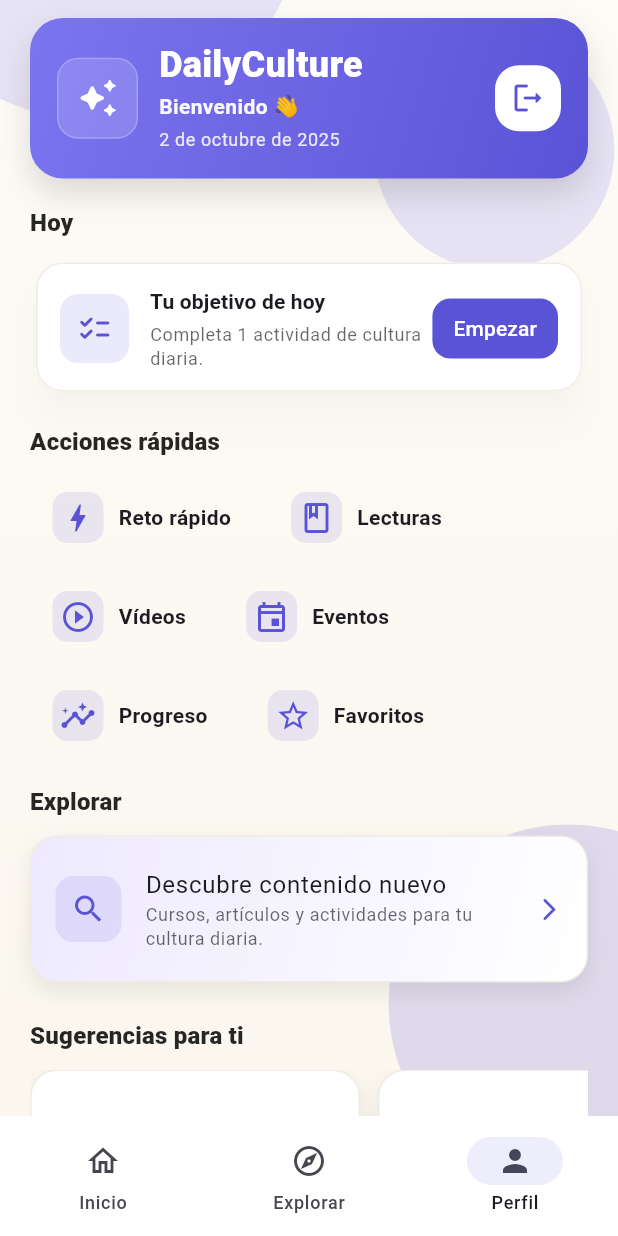
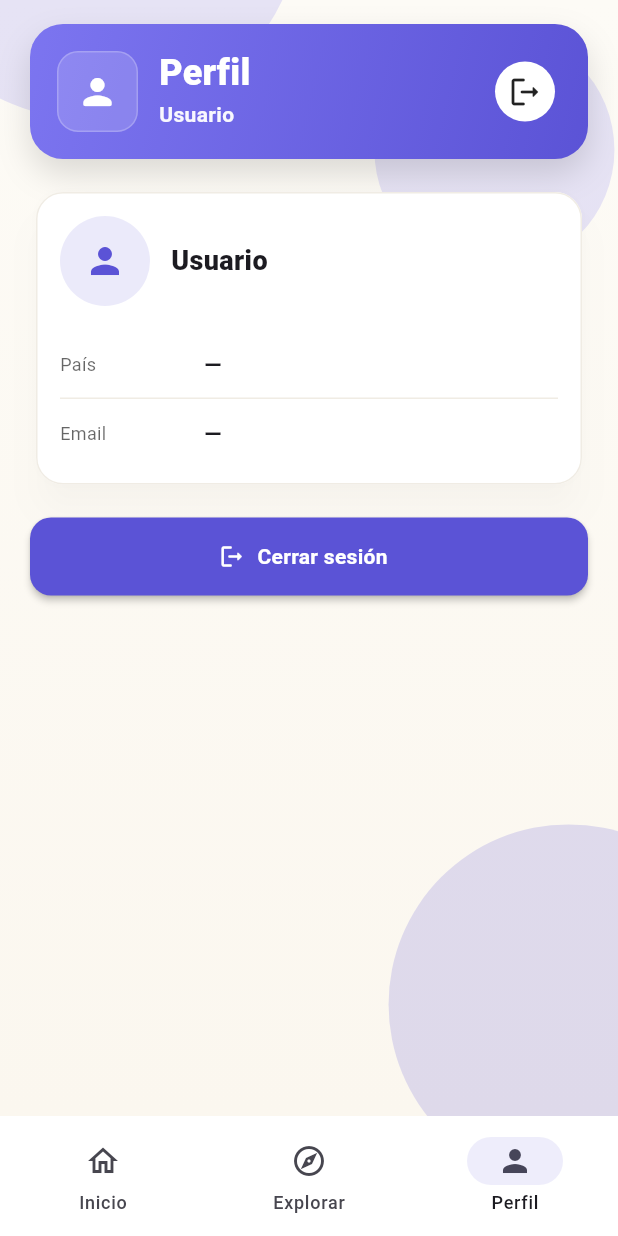
Before and after one commit to tjqqaa/DailyCulture, a Flutter app: the HomeView screen opened directly, item 3 of the bottom bar chosen, on a phone screen of 412 x 824 dp. Run offline on Flutter 3.47's test engine with Material 3 defaults, Android fonts, the phone set to English and light mode, and no system bars; our stand-ins replace flutter_secure_storage; accounts and stored records are empty; network calls fail.

Commit message:
profile view created

```diff
--- a/frontend/DailyCulture/lib/views/view_home.dart
+++ b/frontend/DailyCulture/lib/views/view_home.dart
@@ -1,11 +1,16 @@
+// lib/views/view_home.dart
 import 'package:flutter/material.dart';
+import 'package:flutter_secure_storage/flutter_secure_storage.dart';
 import 'dart:math' as math;
+
+import 'view_login.dart';     // para navegar al login al hacer logout
+import 'view_profile.dart';   // tab de Perfil
 
 class HomeView extends StatefulWidget {
   const HomeView({
     super.key,
     this.username,
-    this.onSignOut,
+    this.onSignOut, // (opcional, ya no lo usamos)
   });
 
   final String? username;
@@ -19,6 +24,9 @@ class _HomeViewState extends State<HomeView> with SingleTickerProviderStateMixin
   int _tab = 0;
   late final AnimationController _ac;
 
+  // storage local para borrar token y navegar
+  final _storage = const FlutterSecureStorage();
+
   @override
   void initState() {
     super.initState();
@@ -30,6 +38,16 @@ class _HomeViewState extends State<HomeView> with SingleTickerProviderStateMixin
   void dispose() {
     _ac.dispose();
     super.dispose();
+  }
+
+  // logout seguro usando ESTE context (no el de LoginView)
+  Future<void> _handleLogout() async {
+    await _storage.delete(key: 'access_token');
+    if (!mounted) return;
+    Navigator.of(context).pushAndRemoveUntil(
+      MaterialPageRoute(builder: (_) => const LoginView()),
+          (_) => false,
+    );
   }
 
   @override
@@ -46,71 +64,8 @@ class _HomeViewState extends State<HomeView> with SingleTickerProviderStateMixin
       backgroundColor: bg,
       body: Stack(
         children: [
-          // Fondo degradado con blobs suaves
           const _DecorBackground(),
-          SafeArea(
-            child: RefreshIndicator(
-              onRefresh: () async => Future<void>.delayed(const Duration(milliseconds: 600)),
-              color: primary,
-              child: CustomScrollView(
-                physics: const BouncingScrollPhysics(parent: AlwaysScrollableScrollPhysics()),
-                slivers: [
-                  SliverToBoxAdapter(
-                    child: Padding(
-                      padding: const EdgeInsets.fromLTRB(20, 12, 20, 8),
-                      child: ConstrainedBox(
-                        constraints: const BoxConstraints(maxWidth: 860),
-                        child: Column(
-                          crossAxisAlignment: CrossAxisAlignment.stretch,
-                          children: [
-                            // ---------- HEADER BONITO (sin logo de imagen repetido) ----------
-                            _HeaderFancy(
-                              title: 'DailyCulture',
-                              subtitle: hello,
-                              date: today,
-                              onAvatarTap: widget.onSignOut,
-                            ),
-                            const SizedBox(height: 18),
-
-                            // ---------- HOY ----------
-                            _SectionTitle(text: 'Hoy'),
-                            const SizedBox(height: 10),
-                            FadeTransition(
-                              opacity: CurvedAnimation(parent: _ac, curve: Curves.easeOutCubic),
-                              child: const _TodayCard(),
-                            ),
-
-                            const SizedBox(height: 18),
-
-                            // ---------- ACCIONES RÁPIDAS ----------
-                            _SectionTitle(text: 'Acciones rápidas'),
-                            const SizedBox(height: 10),
-                            const _ActionsWrap(), // chips responsivos
-
-                            const SizedBox(height: 18),
-
-                            // ---------- EXPLORAR ----------
-                            _SectionTitle(text: 'Explorar'),
-                            const SizedBox(height: 10),
-                            const _ExploreCard(),
-
-                            const SizedBox(height: 24),
-
-                            // ---------- SUGERENCIAS ----------
-                            _SectionTitle(text: 'Sugerencias para ti'),
-                            const SizedBox(height: 10),
-                            const _SuggestionsRow(),
-
-                            const SizedBox(height: 24),
-                          ],
-                        ),
-                      ),
-                    ),
-                  ),
-                ],
-              ),
-            ),
-          ),
+          SafeArea(child: _buildTabContent(primary, hello, today)),
         ],
       ),
       bottomNavigationBar: NavigationBar(
@@ -128,6 +83,80 @@ class _HomeViewState extends State<HomeView> with SingleTickerProviderStateMixin
     );
   }
 
+  Widget _buildTabContent(Color primary, String hello, String today) {
+    switch (_tab) {
+      case 0:
+        return RefreshIndicator(
+          onRefresh: () async => Future<void>.delayed(const Duration(milliseconds: 600)),
+          color: primary,
+          child: CustomScrollView(
+            physics: const BouncingScrollPhysics(parent: AlwaysScrollableScrollPhysics()),
+            slivers: [
+              SliverToBoxAdapter(
+                child: Padding(
+                  padding: const EdgeInsets.fromLTRB(20, 12, 20, 8),
+                  child: ConstrainedBox(
+                    constraints: const BoxConstraints(maxWidth: 860),
+                    child: Column(
+                      crossAxisAlignment: CrossAxisAlignment.stretch,
+                      children: [
+                        _HeaderFancy(
+                          title: 'DailyCulture',
+                          subtitle: hello,
+                          date: today,
+                          onAvatarTap: _handleLogout, // ahora llama al logout local
+                        ),
+                        const SizedBox(height: 18),
+                        const _SectionTitle(text: 'Hoy'),
+                        const SizedBox(height: 10),
+                        FadeTransition(
+                          opacity: CurvedAnimation(parent: _ac, curve: Curves.easeOutCubic),
+                          child: const _TodayCard(),
+                        ),
+                        const SizedBox(height: 18),
+                        const _SectionTitle(text: 'Acciones rápidas'),
+                        const SizedBox(height: 10),
+                        const _ActionsWrap(),
+                        const SizedBox(height: 18),
+                        const _SectionTitle(text: 'Explorar'),
+                        const SizedBox(height: 10),
+                        const _ExploreCard(),
+                        const SizedBox(height: 24),
+                        const _SectionTitle(text: 'Sugerencias para ti'),
+                        const SizedBox(height: 10),
+                        const _SuggestionsRow(),
+                        const SizedBox(height: 24),
+                      ],
+                    ),
+                  ),
+                ),
+              ),
+            ],
+          ),
+        );
+
+      case 1:
+        return ListView(
+          padding: const EdgeInsets.fromLTRB(20, 20, 20, 24),
+          children: const [
+            _SectionTitle(text: 'Explorar'),
+            SizedBox(height: 12),
+            _ExploreCard(),
+          ],
+        );
+
+      case 2:
+      // Tab de perfil — recibe el logout local
+        return ProfileView(
+          username: widget.username,
+          onSignOut: _handleLogout,
+        );
+
+      default:
+        return const SizedBox.shrink();
+    }
+  }
+
   String _prettyDate(DateTime d) {
     const months = [
       'enero','febrero','marzo','abril','mayo','junio',
@@ -137,7 +166,7 @@ class _HomeViewState extends State<HomeView> with SingleTickerProviderStateMixin
   }
 }
 
-/// ---------- Header moderno sin imagen de logo repetida ----------
+/// ---------- Header ----------
 class _HeaderFancy extends StatelessWidget {
   const _HeaderFancy({
     required this.title,
@@ -169,7 +198,6 @@ class _HeaderFancy extends StatelessWidget {
       ),
       child: Row(
         children: [
-          // “Logo” tipográfico (sin asset)
           Container(
             padding: const EdgeInsets.all(12),
             decoration: BoxDecoration(
@@ -304,7 +332,6 @@ class _TodayCard extends StatelessWidget {
   }
 }
 
-/// Chips responsivos en vez de grid rígido
 class _ActionsWrap extends StatelessWidget {
   const _ActionsWrap();
 
@@ -401,7 +428,6 @@ class _ExploreCard extends StatelessWidget {
   }
 }
 
-/// Carrusel horizontal de sugerencias (tarjetas limpias)
 class _SuggestionsRow extends StatelessWidget {
   const _SuggestionsRow();
 
@@ -489,7 +515,6 @@ class _DecorBackground extends StatelessWidget {
 class _BgPainter extends CustomPainter {
   @override
   void paint(Canvas canvas, Size size) {
-    // Gradiente superior a inferior
     final rect = Offset.zero & size;
     final paint = Paint()
       ..shader = const LinearGradient(
@@ -499,7 +524,6 @@ class _BgPainter extends CustomPainter {
       ).createShader(rect);
     canvas.drawRect(rect, paint);
 
-    // Blobs suaves
     void blob(Offset c, double r, Color color) {
       final p = Paint()..color = color.withOpacity(.18);
       canvas.drawCircle(c, r, p);
--- a/frontend/DailyCulture/lib/views/view_login.dart
+++ b/frontend/DailyCulture/lib/views/view_login.dart
@@ -1,3 +1,4 @@
+// lib/views/view_login.dart
 import 'dart:convert';
 import 'package:flutter/material.dart';
 import 'package:http/http.dart' as http;
@@ -57,7 +58,7 @@ class _LoginViewState extends State<LoginView> {
         final user = (data['user'] ?? {}) as Map<String, dynamic>;
         final username = (user['username'] ?? '') as String;
 
-        if (token == null) {
+        if (token == null || token.isEmpty) {
           throw Exception('Respuesta sin access_token');
         }
 
@@ -65,20 +66,12 @@ class _LoginViewState extends State<LoginView> {
         await _storage.write(key: 'access_token', value: token);
 
         if (!mounted) return;
-        // navega a HomeView
+        // navega a HomeView (HomeView manejará el logout)
         Navigator.of(context).pushReplacement(
           MaterialPageRoute(
             builder: (_) => HomeView(
               username: username,
-              onSignOut: () async {
-                await _storage.delete(key: 'access_token');
-                if (context.mounted) {
-                  Navigator.of(context).pushAndRemoveUntil(
-                    MaterialPageRoute(builder: (_) => const LoginView()),
-                        (_) => false,
-                  );
-                }
-              },
+              // ya NO pasamos onSignOut desde aquí
             ),
           ),
         );
--- /dev/null
+++ b/frontend/DailyCulture/lib/views/view_profile.dart
@@ -0,0 +1,386 @@
+// lib/views/view_profile.dart
+import 'dart:convert';
+import 'package:flutter/material.dart';
+import 'package:http/http.dart' as http;
+import 'package:flutter_secure_storage/flutter_secure_storage.dart';
+
+import 'view_login.dart'; // fallback si no te pasan onSignOut
+
+class ProfileView extends StatefulWidget {
+  const ProfileView({
+    super.key,
+    this.username,
+    this.onSignOut,
+  });
+
+  final String? username;
+  final VoidCallback? onSignOut;
+
+  @override
+  State<ProfileView> createState() => _ProfileViewState();
+}
+
+class _ProfileViewState extends State<ProfileView> {
+  // Si tu backend expone /auth/me lo usamos para completar datos
+  static const _meUrl =
+      'https://dailyculture-bpdmbwahh5axdcd0.spaincentral-01.azurewebsites.net/auth/me';
+
+  final _storage = const FlutterSecureStorage();
+
+  bool _loading = false;
+  String? _name;
+  String? _email;
+  String? _username;
+  String? _country;
+
+  @override
+  void initState() {
+    super.initState();
+    _username = widget.username;
+    _fetchProfile();
+  }
+
+  Future<void> _fetchProfile() async {
+    setState(() => _loading = true);
+    try {
+      final token = await _storage.read(key: 'access_token');
+      if (token == null) {
+        // No hay sesión: salimos
+        await _doLogout();
+        return;
+      }
+
+      final res = await http.get(
+        Uri.parse(_meUrl),
+        headers: {
+          'Accept': 'application/json',
+          'Authorization': 'Bearer $token',
+        },
+      );
+
+      if (res.statusCode == 200) {
+        final data = jsonDecode(res.body);
+        if (data is Map<String, dynamic>) {
+          setState(() {
+            _name = (data['name'] ?? data['full_name'] ?? '') as String?;
+            _email = (data['email'] ?? '') as String?;
+            _username = (data['username'] ?? _username ?? '') as String?;
+            _country = (data['country'] ?? data['locale'] ?? '') as String?;
+          });
+        }
+      }
+      // si no es 200, simplemente mostramos lo que tengamos (username)
+    } catch (_) {
+      // ignoramos errores de red para no romper la UI
+    } finally {
+      if (mounted) setState(() => _loading = false);
+    }
+  }
+
+  Future<void> _doLogout() async {
+    await _storage.delete(key: 'access_token');
+    if (widget.onSignOut != null) {
+      widget.onSignOut!.call();
+      return;
+    }
+    if (!mounted) return;
+    Navigator.of(context).pushAndRemoveUntil(
+      MaterialPageRoute(builder: (_) => const LoginView()),
+          (_) => false,
+    );
+  }
+
+  @override
+  Widget build(BuildContext context) {
+    const primary = Color(0xFF5B53D6);
+    const bg = Color(0xFFFBF7EF);
+
+    final titleName = _name?.isNotEmpty == true
+        ? _name!
+        : (_username?.isNotEmpty == true ? _username! : 'Usuario');
+
+    return Scaffold(
+      backgroundColor: bg,
+      body: Stack(
+        children: [
+          const _DecorBackground(),
+          SafeArea(
+            child: RefreshIndicator(
+              color: primary,
+              onRefresh: _fetchProfile,
+              child: ListView(
+                padding: const EdgeInsets.fromLTRB(20, 16, 20, 24),
+                children: [
+                  ConstrainedBox(
+                    constraints: const BoxConstraints(maxWidth: 860),
+                    child: Column(
+                      crossAxisAlignment: CrossAxisAlignment.stretch,
+                      children: [
+                        // Header
+                        Container(
+                          padding: const EdgeInsets.all(18),
+                          decoration: BoxDecoration(
+                            gradient: const LinearGradient(
+                              colors: [Color(0xFF7C75F0), Color(0xFF5B53D6)],
+                              begin: Alignment.topLeft,
+                              end: Alignment.bottomRight,
+                            ),
+                            borderRadius: BorderRadius.circular(22),
+                            boxShadow: const [
+                              BoxShadow(
+                                color: Color(0x22000000),
+                                blurRadius: 18,
+                                offset: Offset(0, 10),
+                              ),
+                            ],
+                          ),
+                          child: Row(
+                            children: [
+                              Container(
+                                padding: const EdgeInsets.all(12),
+                                decoration: BoxDecoration(
+                                  color: Colors.white.withOpacity(.15),
+                                  borderRadius: BorderRadius.circular(14),
+                                  border: Border.all(
+                                    color: Colors.white.withOpacity(.22),
+                                  ),
+                                ),
+                                child: const Icon(Icons.person_rounded,
+                                    color: Colors.white, size: 28),
+                              ),
+                              const SizedBox(width: 14),
+                              Expanded(
+                                child: Column(
+                                  crossAxisAlignment: CrossAxisAlignment.start,
+                                  children: [
+                                    Text('Perfil',
+                                        style: Theme.of(context)
+                                            .textTheme
+                                            .headlineSmall
+                                            ?.copyWith(
+                                          color: Colors.white,
+                                          fontWeight: FontWeight.w900,
+                                          height: 1.05,
+                                          letterSpacing: .2,
+                                        )),
+                                    const SizedBox(height: 6),
+                                    Text(
+                                      titleName,
+                                      style: Theme.of(context)
+                                          .textTheme
+                                          .bodyMedium
+                                          ?.copyWith(
+                                        color:
+                                        Colors.white.withOpacity(.95),
+                                        fontWeight: FontWeight.w700,
+                                      ),
+                                    ),
+                                  ],
+                                ),
+                              ),
+                              const SizedBox(width: 8),
+                              IconButton(
+                                tooltip: 'Cerrar sesión',
+                                style: IconButton.styleFrom(
+                                  backgroundColor: Colors.white,
+                                ),
+                                onPressed: _doLogout,
+                                icon: const Icon(Icons.logout_rounded,
+                                    color: Colors.black87),
+                              ),
+                            ],
+                          ),
+                        ),
+                        const SizedBox(height: 18),
+
+                        // Card con datos
+                        Card(
+                          elevation: 10,
+                          shadowColor: Colors.black12,
+                          color: Colors.white,
+                          shape: RoundedRectangleBorder(
+                            borderRadius: BorderRadius.circular(18),
+                            side: const BorderSide(color: Color(0xFFF0ECE4)),
+                          ),
+                          child: Padding(
+                            padding:
+                            const EdgeInsets.fromLTRB(16, 16, 16, 12),
+                            child: Column(
+                              crossAxisAlignment: CrossAxisAlignment.start,
+                              children: [
+                                Row(
+                                  children: [
+                                    CircleAvatar(
+                                      radius: 30,
+                                      backgroundColor:
+                                      primary.withOpacity(.12),
+                                      child: const Icon(Icons.person,
+                                          color: primary, size: 28),
+                                    ),
+                                    const SizedBox(width: 14),
+                                    Expanded(
+                                      child: Column(
+                                        crossAxisAlignment:
+                                        CrossAxisAlignment.start,
+                                        children: [
+                                          Text(titleName,
+                                              style: const TextStyle(
+                                                  fontSize: 18,
+                                                  fontWeight:
+                                                  FontWeight.w800)),
+                                          if (_email?.isNotEmpty == true)
+                                            Text(_email!,
+                                                style: TextStyle(
+                                                    color: Colors.black
+                                                        .withOpacity(.6))),
+                                          if (_username?.isNotEmpty == true)
+                                            Text('@$_username',
+                                                style: TextStyle(
+                                                    color: Colors.black
+                                                        .withOpacity(.5))),
+                                        ],
+                                      ),
+                                    ),
+                                  ],
+                                ),
+                                const SizedBox(height: 16),
+                                _InfoRow(label: 'País', value: _country),
+                                _InfoRow(
+                                    label: 'Email',
+                                    value: _email,
+                                    isLast: true),
+                              ],
+                            ),
+                          ),
+                        ),
+                        const SizedBox(height: 18),
+
+                        // Logout grande
+                        SizedBox(
+                          width: double.infinity,
+                          height: 52,
+                          child: ElevatedButton.icon(
+                            onPressed: _doLogout,
+                            icon: const Icon(Icons.logout_rounded),
+                            label: const Text(
+                              'Cerrar sesión',
+                              style: TextStyle(
+                                fontWeight: FontWeight.w700,
+                                letterSpacing: .2,
+                              ),
+                            ),
+                            style: ElevatedButton.styleFrom(
+                              backgroundColor: primary,
+                              foregroundColor: Colors.white,
+                              elevation: 2,
+                              shape: RoundedRectangleBorder(
+                                borderRadius: BorderRadius.circular(14),
+                              ),
+                            ),
+                          ),
+                        ),
+
+                        if (_loading) ...[
+                          const SizedBox(height: 14),
+                          const Center(
+                            child: SizedBox(
+                              height: 22,
+                              width: 22,
+                              child:
+                              CircularProgressIndicator(strokeWidth: 2),
+                            ),
+                          ),
+                        ],
+                      ],
+                    ),
+                  ),
+                ],
+              ),
+            ),
+          ),
+        ],
+      ),
+    );
+  }
+}
+
+/* ---------- mini componentes y fondo ---------- */
+class _InfoRow extends StatelessWidget {
+  const _InfoRow({required this.label, this.value, this.isLast = false});
+  final String label;
+  final String? value;
+  final bool isLast;
+
+  @override
+  Widget build(BuildContext context) {
+    final v = (value == null || value!.isEmpty) ? '—' : value!;
+    return Container(
+      padding: const EdgeInsets.symmetric(vertical: 12),
+      decoration: BoxDecoration(
+        border: isLast
+            ? null
+            : const Border(
+          bottom: BorderSide(color: Color(0xFFF0ECE4), width: 1),
+        ),
+      ),
+      child: Row(
+        children: [
+          SizedBox(
+            width: 96,
+            child: Text(
+              label,
+              style: TextStyle(
+                fontSize: 12,
+                color: Colors.black.withOpacity(.6),
+              ),
+            ),
+          ),
+          Expanded(
+            child: Text(
+              v,
+              style: const TextStyle(fontSize: 15, fontWeight: FontWeight.w600),
+            ),
+          ),
+        ],
+      ),
+    );
+  }
+}
+
+class _DecorBackground extends StatelessWidget {
+  const _DecorBackground();
+
+  @override
+  Widget build(BuildContext context) {
+    return CustomPaint(
+      painter: _BgPainter(),
+      child: Container(),
+    );
+  }
+}
+
+class _BgPainter extends CustomPainter {
+  @override
+  void paint(Canvas canvas, Size size) {
+    final rect = Offset.zero & size;
+    final paint = Paint()
+      ..shader = const LinearGradient(
+        colors: [Color(0xFFFDFBF6), Color(0xFFFBF7EF)],
+        begin: Alignment.topCenter,
+        end: Alignment.bottomCenter,
+      ).createShader(rect);
+    canvas.drawRect(rect, paint);
+
+    void blob(Offset c, double r, Color color) {
+      final p = Paint()..color = color.withOpacity(.18);
+      canvas.drawCircle(c, r, p);
+    }
+
+    blob(Offset(size.width * .15, -60), 140, const Color(0xFF7C75F0));
+    blob(Offset(size.width * .92, size.height * .90), 120, const Color(0xFF5B53D6));
+    blob(Offset(size.width * .8, 100), 80, const Color(0xFF7C75F0));
+  }
+
+  @override
+  bool shouldRepaint(covariant CustomPainter oldDelegate) => false;
+}
```
